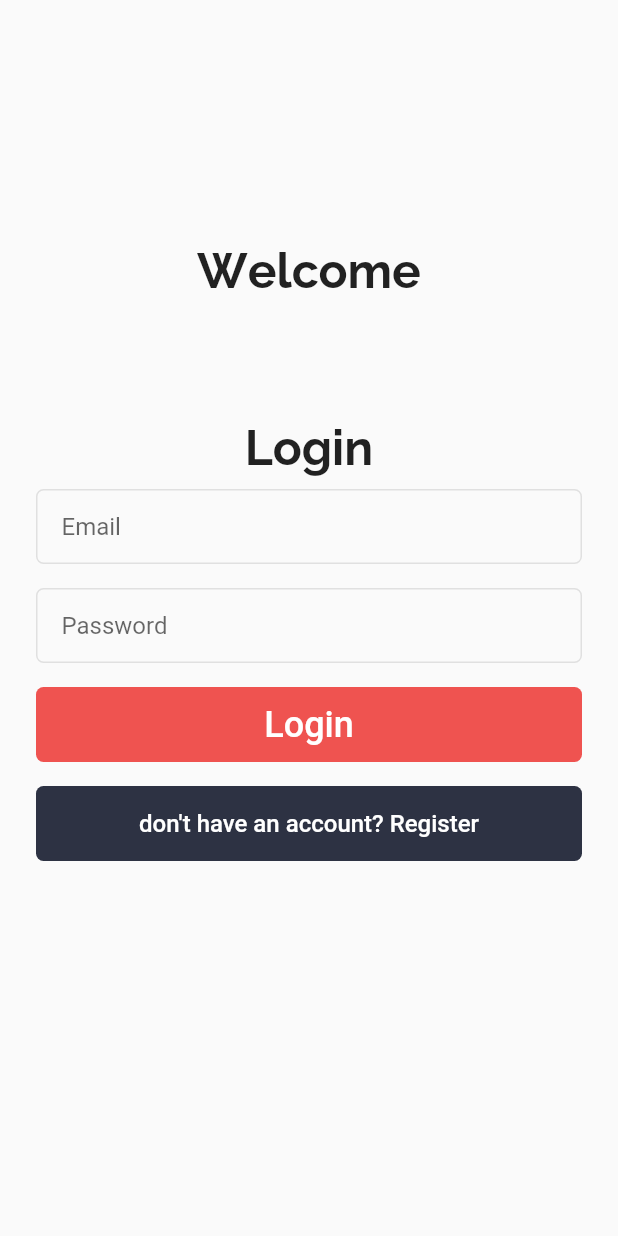
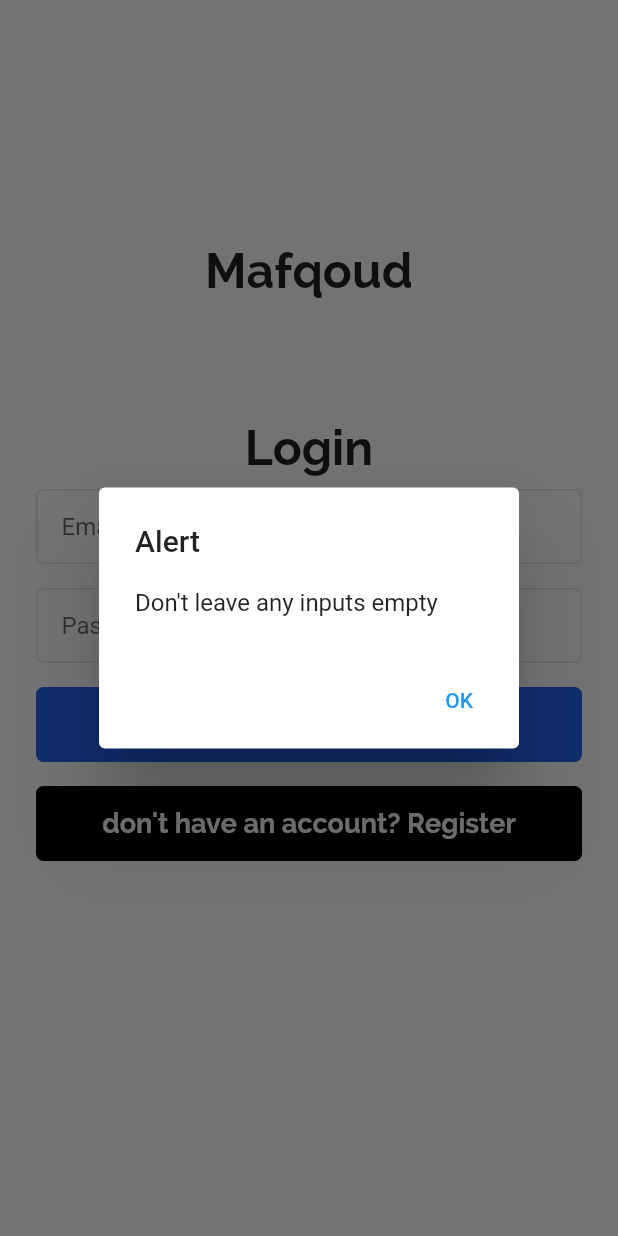
Before and after one commit to mohammedalijaafar1999/sport-equipment-lost-and-found-flutter, a Flutter app: the Register screen opened directly, after a tap on "have an account already? Login", after a tap on "Login", on a phone screen of 412 x 824 dp. Run offline on Flutter 3.47's test engine with Material 2 defaults, Android fonts, the phone set to English and light mode, and no system bars; our stand-ins replace flutter_secure_storage; accounts and stored records are empty; network calls fail.

Commit message:
Register, Login and logout done with design constants semi ready

```diff
--- a/lib/Assets/Constants.dart
+++ b/lib/Assets/Constants.dart
@@ -1,4 +1,19 @@
 import 'package:flutter/material.dart';
 
-const Heading1 =
-    TextStyle(fontFamily: 'Raleway', fontWeight: FontWeight.bold, fontSize: 32);
+var darkMode = false;
+
+const fontFamily = 'Raleway';
+
+const Heading1 = TextStyle(
+    fontFamily: fontFamily, fontWeight: FontWeight.bold, fontSize: 32);
+const Heading2 = TextStyle(
+    fontFamily: fontFamily, fontWeight: FontWeight.bold, fontSize: 24);
+
+const paragraph = TextStyle(fontFamily: fontFamily, fontSize: 18);
+
+var PrimaryColor = darkMode ? Color(0xff00ADB5) : Color(0xff2563EB);
+var BackgroundColor = darkMode ? Color(0xff222831) : Color(0xffE5E7EB);
+var HoverColor = darkMode ? Color(0xff1D4ED8) : Color(0xff1D4ED8);
+var SecondaryColor = darkMode ? Color(0xff393E46) : Color(0xffFFFFFF);
+var TextColorWhite = darkMode ? Color(0xffCACACA) : Color(0xffFFFFFF);
+var TextColorBlack = darkMode ? Color(0xffCACACA) : Color(0xff000000);
--- a/lib/Screens/Auth/Login.dart
+++ b/lib/Screens/Auth/Login.dart
@@ -1,12 +1,12 @@
+import 'dart:ui';
+
 import 'package:flutter/material.dart';
-import 'package:http/http.dart' as http;
 import 'package:sports_equipment_lost_and_found_it_project/Screens/Auth/Register.dart';
 import 'package:sports_equipment_lost_and_found_it_project/Screens/Home.dart';
-import 'dart:convert';
-import '../../Utils/Globals.dart' as globals;
-import 'package:flutter_secure_storage/flutter_secure_storage.dart';
 import '../../Assets/Constants.dart';
 import '../../CustomWidgets/CustomTextField.dart';
+import '../../Controller/AuthController.dart';
+import '../../Assets/Constants.dart';
 
 class Login extends StatefulWidget {
   Login({Key? key}) : super(key: key);
@@ -20,31 +20,32 @@ class _LoginState extends State<Login> {
   final passwordController = TextEditingController();
 
   void login() async {
-    var response = await http.post(
-      Uri.parse("http://" + globals.hostname + '/api/login'),
-      headers: <String, String>{
-        'Content-Type': 'application/json; charset=UTF-8',
-      },
-      body: jsonEncode(<String, String>{
-        'email': emailController.text,
-        'password': passwordController.text,
-      }),
-    );
-
-    var data = jsonDecode(response.body);
-
-    print(response.statusCode);
-    print(data);
-
-    if (response.statusCode == 201) {
-      print(data["token"]);
-      final storage = new FlutterSecureStorage();
-      await storage.write(key: 'token', value: data["token"]);
-      print(await storage.read(key: "token"));
-      await Navigator.pushReplacement(
-          context, MaterialPageRoute(builder: (context) => Home()));
+    if (emailController.text.isNotEmpty && passwordController.text.isNotEmpty) {
+      AuthController ac = new AuthController();
+      bool completed =
+          await ac.login(emailController.text, passwordController.text);
+      if (completed) {
+        print("Logged in successfully");
+        Navigator.pushReplacement(context,
+            MaterialPageRoute(builder: (BuildContext context) => Home()));
+      } else {
+        print("Something went wrong");
+      }
     } else {
-      print(data["message"]);
+      print("inputs are empty");
+      showDialog<String>(
+        context: context,
+        builder: (BuildContext context) => AlertDialog(
+          title: const Text('Alert'),
+          content: const Text('Don\'t leave any inputs empty'),
+          actions: <Widget>[
+            TextButton(
+              onPressed: () => Navigator.pop(context, 'OK'),
+              child: const Text('OK'),
+            ),
+          ],
+        ),
+      );
     }
   }
 
@@ -61,7 +62,7 @@ class _LoginState extends State<Login> {
                 child: Column(
                   children: [
                     Text(
-                      'Welcome',
+                      'Mafqoud',
                       style: Heading1,
                     ),
                     SizedBox(
@@ -92,19 +93,18 @@ class _LoginState extends State<Login> {
                       padding: const EdgeInsets.symmetric(
                           horizontal: 8, vertical: 0),
                       child: TextButton(
-                        onPressed: () {},
+                        onPressed: login,
                         child: Container(
                           height: 50,
                           width: double.infinity,
                           decoration: BoxDecoration(
                             borderRadius: BorderRadius.circular(5),
-                            color: Colors.red.shade400,
+                            color: PrimaryColor,
                           ),
                           child: Center(
                             child: Text(
                               "Login",
-                              style:
-                                  TextStyle(color: Colors.white, fontSize: 24),
+                              style: Heading2.copyWith(color: TextColorWhite),
                             ),
                           ),
                         ),
@@ -125,14 +125,14 @@ class _LoginState extends State<Login> {
                           width: double.infinity,
                           decoration: BoxDecoration(
                             borderRadius: BorderRadius.circular(5),
-                            color: Color(0xFF2D3243),
+                            color: TextColorBlack,
                           ),
                           child: Center(
                             child: Text(
                               "don't have an account? Register",
-                              style: TextStyle(
-                                color: Colors.white,
-                                fontSize: 16,
+                              style: paragraph.copyWith(
+                                color: TextColorWhite,
+                                fontWeight: FontWeight.bold,
                               ),
                             ),
                           ),
@@ -150,81 +150,5 @@ class _LoginState extends State<Login> {
         ),
       ),
     );
-    // return Scaffold(
-    //   body: SafeArea(
-    //     child: Center(
-    //       child: SingleChildScrollView(
-    //         child: Container(
-    //           width: 350,
-    //           child: Column(
-    //             mainAxisAlignment: MainAxisAlignment.center,
-    //             children: [
-    //               Text(
-    //                 "Login",
-    //                 style: TextStyle(
-    //                   color: Colors.grey.shade600,
-    //                   fontSize: 42,
-    //                 ),
-    //               ),
-    //               Padding(
-    //                 padding: const EdgeInsets.all(8.0),
-    //                 child: TextField(
-    //                   controller: emailController,
-    //                   decoration: InputDecoration(
-    //                     hintText: "Email",
-    //                     hintStyle: TextStyle(
-    //                         fontSize: 20.0, color: Colors.grey.shade400),
-    //                   ),
-    //                 ),
-    //               ),
-    //               Padding(
-    //                 padding: const EdgeInsets.all(8.0),
-    //                 child: TextField(
-    //                   obscureText: true,
-    //                   controller: passwordController,
-    //                   decoration: InputDecoration(
-    //                     hintText: "Password",
-    //                     hintStyle: TextStyle(
-    //                         fontSize: 20.0, color: Colors.grey.shade400),
-    //                   ),
-    //                 ),
-    //               ),
-    //               SizedBox(
-    //                 height: 20,
-    //               ),
-    //               GestureDetector(
-    //                 onTap: login,
-    //                 child: Container(
-    //                   child: Padding(
-    //                     padding: const EdgeInsets.all(12.0),
-    //                     child: Text(
-    //                       "Login",
-    //                       style: TextStyle(
-    //                         color: Colors.white,
-    //                         fontSize: 24,
-    //                       ),
-    //                     ),
-    //                   ),
-    //                   decoration: BoxDecoration(
-    //                       color: Colors.blue,
-    //                       borderRadius: BorderRadius.circular(15)),
-    //                 ),
-    //               ),
-    //               TextButton(
-    //                 onPressed: () {
-    //                   Navigator.pushReplacement(
-    //                     context,
-    //                     MaterialPageRoute(builder: (context) => Register()),
-    //                   );
-    //                 },
-    //                 child: Text('don\'t have an account? Register'),
-    //               ),
-    //             ],
-    //           ),
-    //         ),
-    //       ),
-    //     ),
-    //   ),
-    // );
   }
 }
--- a/lib/Screens/Auth/Register.dart
+++ b/lib/Screens/Auth/Register.dart
@@ -1,8 +1,9 @@
 import 'package:flutter/material.dart';
-import 'package:http/http.dart' as http;
+import 'package:sports_equipment_lost_and_found_it_project/Assets/Constants.dart';
+import 'package:sports_equipment_lost_and_found_it_project/Controller/AuthController.dart';
 import 'package:sports_equipment_lost_and_found_it_project/Screens/Auth/Login.dart';
-import 'dart:convert';
-import '../../Utils/Globals.dart' as globals;
+import '../../CustomWidgets/CustomTextField.dart';
+import './Login.dart';
 
 class Register extends StatefulWidget {
   Register({Key? key}) : super(key: key);
@@ -18,28 +19,49 @@ class _RegisterState extends State<Register> {
   final passwordController = TextEditingController();
 
   void register() async {
-    var response = await http.post(
-      Uri.parse("http://" + globals.hostname + '/api/register'),
-      headers: <String, String>{
-        'Content-Type': 'application/json; charset=UTF-8',
-      },
-      body: jsonEncode(<String, String>{
-        'name': nameController.text,
-        'email': emailController.text,
-        'mobile_number': phoneController.text,
-        'password': passwordController.text,
-      }),
+    var ac = new AuthController();
+    var registered = await ac.register(nameController.text,
+        emailController.text, phoneController.text, passwordController.text);
+
+    if (nameController.text.isEmpty ||
+        emailController.text.isEmpty ||
+        phoneController.text.isEmpty ||
+        passwordController.text.isEmpty) {
+      showDialog<String>(
+        context: context,
+        builder: (BuildContext context) => AlertDialog(
+          title: const Text('Alert'),
+          content: const Text('Don\'t leave any fields empty'),
+          actions: <Widget>[
+            TextButton(
+              onPressed: () => Navigator.pop(context, 'OK'),
+              child: const Text('OK'),
+            ),
+          ],
+        ),
       );
-    var data = jsonDecode(response.body);
+      return;
+    }
 
-    print(response.statusCode);
-    print(data);
-    if (response.statusCode == 201) {
-      await Navigator.pushReplacement(
-          context, MaterialPageRoute(builder: (context) => Login()));
+    if (registered) {
+      Navigator.pushReplacement(context,
+          MaterialPageRoute(builder: (BuildContext context) => Login()));
     } else {
-      print(data["message"]);
+      showDialog<String>(
+        context: context,
+        builder: (BuildContext context) => AlertDialog(
+          title: const Text('Alert'),
+          content: const Text('Something went wrong'),
+          actions: <Widget>[
+            TextButton(
+              onPressed: () => Navigator.pop(context, 'OK'),
+              child: const Text('OK'),
+            ),
+          ],
+        ),
+      );
     }
+    // var request = http.MultipartRequest("post", Uri.parse(""));
   }
 
   @override
@@ -58,64 +80,48 @@ class _RegisterState extends State<Register> {
               child: Column(
                 mainAxisAlignment: MainAxisAlignment.center,
                 children: [
-                  Text(
-                    "Register",
-                    style: TextStyle(
-                      color: Colors.grey.shade600,
-                      fontSize: 42,
-                    ),
+                  Padding(
+                    padding: const EdgeInsets.all(16.0),
+                    child: Text("Register", style: Heading1),
                   ),
                   Padding(
-                    padding: const EdgeInsets.all(8.0),
-                    child: TextField(
-                      controller: nameController,
-                      decoration: InputDecoration(
-                        hintText: "Full Name",
-                        hintStyle: TextStyle(
-                            fontSize: 20.0, color: Colors.grey.shade400),
-                      ),
-                    ),
+                    padding:
+                        const EdgeInsets.symmetric(horizontal: 16, vertical: 8),
+                    child: CustomTextField(
+                        hintText: "Full Name", controller: nameController),
                   ),
                   Padding(
-                    padding: const EdgeInsets.all(8.0),
-                    child: TextField(
-                      controller: emailController,
-                      decoration: InputDecoration(
-                        hintText: "Email",
-                        hintStyle: TextStyle(
-                            fontSize: 20.0, color: Colors.grey.shade400),
-                      ),
-                    ),
+                    padding:
+                        const EdgeInsets.symmetric(horizontal: 16, vertical: 8),
+                    child: CustomTextField(
+                        hintText: "Email", controller: emailController),
                   ),
                   Padding(
-                    padding: const EdgeInsets.all(8.0),
-                    child: TextField(
-                      controller: phoneController,
-                      decoration: InputDecoration(
-                        hintText: "Phone",
-                        hintStyle: TextStyle(
-                            fontSize: 20.0, color: Colors.grey.shade400),
-                      ),
-                    ),
+                    padding:
+                        const EdgeInsets.symmetric(horizontal: 16, vertical: 8),
+                    child: CustomTextField(
+                        hintText: "Phone", controller: phoneController),
                   ),
                   Padding(
-                    padding: const EdgeInsets.all(8.0),
-                    child: TextField(
-                      obscureText: true,
+                    padding:
+                        const EdgeInsets.symmetric(horizontal: 16, vertical: 8),
+                    child: CustomTextField(
+                      hintText: "Password",
                       controller: passwordController,
-                      decoration: InputDecoration(
-                        hintText: "Password",
-                        hintStyle: TextStyle(
-                            fontSize: 20.0, color: Colors.grey.shade400),
-                      ),
+                      obsecureText: true,
                     ),
                   ),
                   SizedBox(
                     height: 20,
                   ),
-                  GestureDetector(
+                  Padding(
+                    padding:
+                        const EdgeInsets.symmetric(vertical: 0, horizontal: 16),
+                    child: GestureDetector(
                       onTap: register,
                       child: Container(
+                        width: double.infinity,
+                        child: Center(
                           child: Padding(
                             padding: const EdgeInsets.all(12.0),
                             child: Text(
@@ -126,19 +132,41 @@ class _RegisterState extends State<Register> {
                               ),
                             ),
                           ),
+                        ),
                         decoration: BoxDecoration(
-                          color: Colors.blue,
-                          borderRadius: BorderRadius.circular(15)),
+                            color: PrimaryColor,
+                            borderRadius: BorderRadius.circular(5)),
                       ),
                     ),
-                  TextButton(
+                  ),
+                  Padding(
+                    padding:
+                        const EdgeInsets.symmetric(horizontal: 8, vertical: 0),
+                    child: TextButton(
                       onPressed: () {
                         Navigator.pushReplacement(
                           context,
                           MaterialPageRoute(builder: (context) => Login()),
                         );
                       },
-                    child: Text('have an account already? Login'),
+                      child: Container(
+                        height: 50,
+                        width: double.infinity,
+                        decoration: BoxDecoration(
+                          borderRadius: BorderRadius.circular(5),
+                          color: TextColorBlack,
+                        ),
+                        child: Center(
+                          child: Text(
+                            "have an account already? Login",
+                            style: paragraph.copyWith(
+                              color: TextColorWhite,
+                              fontWeight: FontWeight.bold,
+                            ),
+                          ),
+                        ),
+                      ),
+                    ),
                   ),
                 ],
               ),
--- a/lib/Screens/LoadingScreen.dart
+++ b/lib/Screens/LoadingScreen.dart
@@ -22,10 +22,11 @@ class _LoadingScreenState extends State<LoadingScreen> {
     //get saved token
     final storage = new FlutterSecureStorage();
     var token = await storage.read(key: "token");
+    print(token);
 
     //use token to check validity of it
     var response = await http.get(
-      Uri.parse("http://" + globals.hostname + '/api/user/getEquipments'),
+      Uri.parse(globals.hostname + '/api/user/getEquipments'),
       headers: <String, String>{
         'Content-Type': 'application/json; charset=UTF-8',
         'Authorization': 'Bearer $token',
--- a/lib/Utils/Globals.dart
+++ b/lib/Utils/Globals.dart
@@ -1 +1 @@
-String hostname = "192.168.8.102";
+String hostname = "http://192.168.8.102";
```
Also changed, not shown: lib/Controller/AuthController.dart (+4 -4 lines), lib/Screens/Home.dart (+6 -19 lines). Lines whose indentation alone changed are shown as unchanged.
